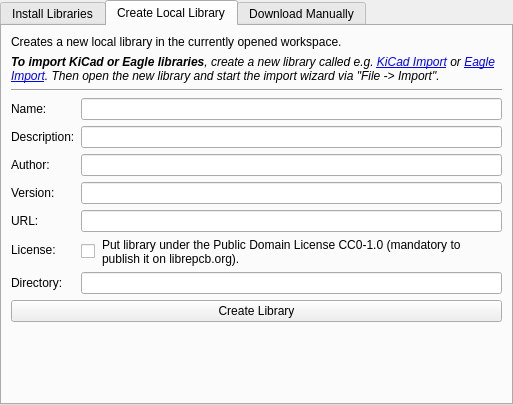
LibrePCB/LibrePCB, file libs/librepcb/editor/workspace/librarymanager/addlibrarywidget.ui: the form before one commit.
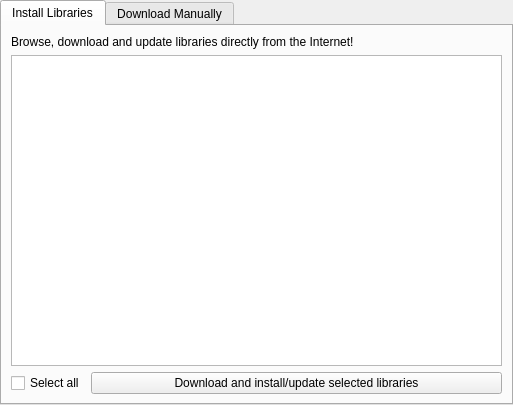
The form after the commit. The open tabs and pages were chosen to show the change. Icons and pictures are not drawn.

Commit message: Integrate "Create Library" into Slint main window

Patch:
```diff
--- a/libs/librepcb/editor/workspace/librarymanager/addlibrarywidget.ui
+++ b/libs/librepcb/editor/workspace/librarymanager/addlibrarywidget.ui
@@ -73,203 +73,6 @@
        </item>
       </layout>
      </widget>
-     <widget class="QWidget" name="tabCreateLocal">
-      <attribute name="title">
-       <string>Create Local Library</string>
-      </attribute>
-      <layout class="QFormLayout" name="formLayout">
-       <property name="fieldGrowthPolicy">
-        <enum>QFormLayout::AllNonFixedFieldsGrow</enum>
-       </property>
-       <item row="0" column="0" colspan="2">
-        <widget class="QLabel" name="label_8">
-         <property name="text">
-          <string>Creates a new local library in the currently opened workspace.</string>
-         </property>
-         <property name="wordWrap">
-          <bool>true</bool>
-         </property>
-        </widget>
-       </item>
-       <item row="2" column="0" colspan="2">
-        <widget class="Line" name="line">
-         <property name="orientation">
-          <enum>Qt::Horizontal</enum>
-         </property>
-        </widget>
-       </item>
-       <item row="3" column="0">
-        <widget class="QLabel" name="label">
-         <property name="text">
-          <string>Name:</string>
-         </property>
-        </widget>
-       </item>
-       <item row="3" column="1">
-        <widget class="QLineEdit" name="edtLocalName">
-         <property name="maxLength">
-          <number>50</number>
-         </property>
-        </widget>
-       </item>
-       <item row="4" column="0">
-        <widget class="QLabel" name="label_4">
-         <property name="text">
-          <string>Description:</string>
-         </property>
-        </widget>
-       </item>
-       <item row="4" column="1">
-        <widget class="QLineEdit" name="edtLocalDescription">
-         <property name="maxLength">
-          <number>100</number>
-         </property>
-        </widget>
-       </item>
-       <item row="5" column="0">
-        <widget class="QLabel" name="label_5">
-         <property name="text">
-          <string>Author:</string>
-         </property>
-        </widget>
-       </item>
-       <item row="5" column="1">
-        <widget class="QLineEdit" name="edtLocalAuthor">
-         <property name="maxLength">
-          <number>100</number>
-         </property>
-        </widget>
-       </item>
-       <item row="6" column="0">
-        <widget class="QLabel" name="label_6">
-         <property name="text">
-          <string>Version:</string>
-         </property>
-        </widget>
-       </item>
-       <item row="6" column="1">
-        <widget class="QLineEdit" name="edtLocalVersion">
-         <property name="maxLength">
-          <number>100</number>
-         </property>
-        </widget>
-       </item>
-       <item row="9" column="0">
-        <widget class="QLabel" name="label_7">
-         <property name="text">
-          <string>Directory:</string>
-         </property>
-        </widget>
-       </item>
-       <item row="9" column="1">
-        <widget class="QLineEdit" name="edtLocalDirectory">
-         <property name="maxLength">
-          <number>60</number>
-         </property>
-         <property name="clearButtonEnabled">
-          <bool>true</bool>
-         </property>
-        </widget>
-       </item>
-       <item row="10" column="0" colspan="2">
-        <widget class="QPushButton" name="btnLocalCreate">
-         <property name="text">
-          <string>Create Library</string>
-         </property>
-        </widget>
-       </item>
-       <item row="8" column="0">
-        <widget class="QLabel" name="label_2">
-         <property name="text">
-          <string>License:</string>
-         </property>
-        </widget>
-       </item>
-       <item row="8" column="1">
-        <layout class="QHBoxLayout" name="horizontalLayout_2" stretch="0,1,0">
-         <property name="spacing">
-          <number>7</number>
-         </property>
-         <property name="sizeConstraint">
-          <enum>QLayout::SetMinimumSize</enum>
-         </property>
-         <item>
-          <widget class="QCheckBox" name="cbxLocalCc0License"/>
-         </item>
-         <item>
-          <widget class="QLabel" name="lblLicenseDescription">
-           <property name="sizePolicy">
-            <sizepolicy hsizetype="Preferred" vsizetype="Fixed">
-             <horstretch>0</horstretch>
-             <verstretch>0</verstretch>
-            </sizepolicy>
-           </property>
-           <property name="text">
-            <string>Put library under the Public Domain License CC0-1.0 (mandatory to publish it on librepcb.org).</string>
-           </property>
-           <property name="wordWrap">
-            <bool>true</bool>
-           </property>
-          </widget>
-         </item>
-         <item>
-          <widget class="QLabel" name="lblLicenseLink">
-           <property name="minimumSize">
-            <size>
-             <width>25</width>
-             <height>25</height>
-            </size>
-           </property>
-           <property name="maximumSize">
-            <size>
-             <width>25</width>
-             <height>25</height>
-            </size>
-           </property>
-           <property name="toolTip">
-            <string>https://en.wikipedia.org/wiki/Creative_Commons_license</string>
-           </property>
-           <property name="text">
-            <string notr="true">&lt;a href=&quot;https://en.wikipedia.org/wiki/Creative_Commons_license&quot;&gt;&lt;img src=&quot;:/img/status/info.png&quot; width=&quot;25&quot; height=&quot;25&quot;/&gt;&lt;/a&gt;</string>
-           </property>
-           <property name="scaledContents">
-            <bool>true</bool>
-           </property>
-          </widget>
-         </item>
-        </layout>
-       </item>
-       <item row="7" column="0">
-        <widget class="QLabel" name="label_3">
-         <property name="text">
-          <string>URL:</string>
-         </property>
-        </widget>
-       </item>
-       <item row="7" column="1">
-        <widget class="QLineEdit" name="edtLocalUrl">
-         <property name="maxLength">
-          <number>255</number>
-         </property>
-        </widget>
-       </item>
-       <item row="1" column="0" colspan="2">
-        <widget class="QLabel" name="lblImportNote">
-         <property name="font">
-          <font>
-           <pointsize>9</pointsize>
-          </font>
-         </property>
-         <property name="text">
-          <string>&lt;i&gt;&lt;b&gt;To import KiCad or Eagle libraries&lt;/b&gt;, create a new library called e.g. &lt;a href=&quot;%1&quot;&gt;KiCad Import&lt;/a&gt; or &lt;a href=&quot;%2&quot;&gt;Eagle Import&lt;/a&gt;. Then open the new library and start the import wizard via &amp;quot;File -&amp;gt; Import&amp;quot;.&lt;/i&gt;</string>
-         </property>
-         <property name="wordWrap">
-          <bool>true</bool>
-         </property>
-        </widget>
-       </item>
-      </layout>
-     </widget>
      <widget class="QWidget" name="tabDownloadManually">
       <attribute name="title">
        <string>Download Manually</string>
```
Left out of the diff: 8 changed lines with no effect on the pictures. The commit also changes 20 other files.
